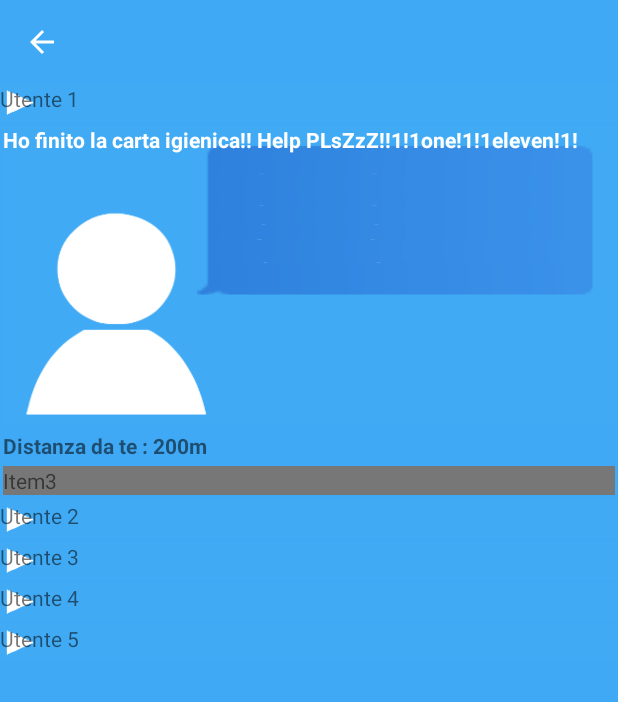
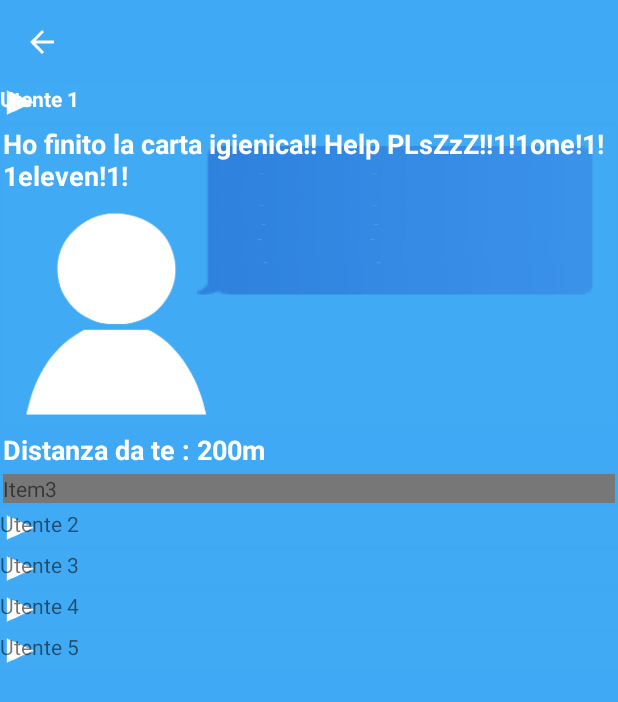
Before and after one commit to Simello/Guanxy, an Android app: the AiutaGliAltri screen opened directly, with no data from a screen before it, after a tap on "Utente 1", on a phone screen of 412 x 824 dp. Shown: the top 702 px of the screen. Run offline under Robolectric (Android 15) with nearby library versions, the phone set to English and light mode, and no system bars.

Commit message:
accordion 1.7 op as monkeys

```diff
--- a/app/src/main/res/layout/aiuta_gli_altri.xml
+++ b/app/src/main/res/layout/aiuta_gli_altri.xml
@@ -3,11 +3,11 @@
     android:orientation="vertical" android:layout_width="fill_parent" android:background="@color/blueChiaro"
     android:layout_height="fill_parent">
     <LinearLayout android:layout_width="fill_parent" android:layout_height="wrap_content" android:orientation="vertical" android:layout_gravity="center">
-        <TextView android:text="Utente 1" android:id="@+id/text1"  android:paddingLeft="25dp" android:paddingTop="5dp" android:background="@drawable/freccia_chiusa"  android:layout_width="fill_parent" android:layout_height="25dp"
+        <TextView android:text="Utente 1" android:id="@+id/text1" android:textSize="14dp" android:textColor="@color/white" android:textStyle="bold" android:paddingLeft="25dp" android:paddingTop="5dp" android:background="@drawable/freccia_chiusa"  android:layout_width="fill_parent" android:layout_height="25dp"
             android:clickable="false" />
         <LinearLayout android:id="@+id/panel1" android:visibility="gone"  android:orientation="vertical" android:layout_width="fill_parent" android:layout_height="wrap_content">
-            <TextView android:layout_margin="2dip" android:textStyle="bold" android:text="Ho finito la carta igienica!! Help PLsZzZ!!1!1one!1!1eleven!1!" android:id="@+id/stringaUtente1" android:paddingLeft="130dp" android:paddingTop="25dp" android:background="@drawable/sfondo_nuvoletta"  android:layout_width="fill_parent" android:textColor="@color/white" android:layout_height="200dp" />
-            <TextView android:layout_margin="2dip" android:textStyle="bold" android:paddingLeft="130dp" android:paddingTop="25dp" android:text="Distanza da te : 200m" android:background="@color/blueChiaro"  android:layout_width="fill_parent" android:layout_height="wrap_content" />
+            <TextView android:layout_margin="2dip" android:textStyle="bold" android:text="Ho finito la carta igienica!! Help PLsZzZ!!1!1one!1!1eleven!1!" android:textSize="18dp" android:id="@+id/stringaUtente1" android:paddingLeft="140dp" android:paddingTop="25dp" android:background="@drawable/sfondo_nuvoletta"  android:layout_width="fill_parent" android:textColor="@color/white" android:layout_height="200dp" />
+            <TextView android:layout_margin="2dip" android:textStyle="bold"  android:textColor="@color/white" android:paddingLeft="105dp" android:textSize="18dp" android:paddingTop="2dp" android:text="Distanza da te : 200m" android:background="@color/blueChiaro"  android:layout_width="fill_parent" android:layout_height="wrap_content" />
             <TextView android:layout_margin="2dip" android:text="Item3" android:padding="5dip" android:background="#777777"  android:layout_width="fill_parent" android:layout_height="wrap_content" />
         </LinearLayout>
     </LinearLayout>
```
